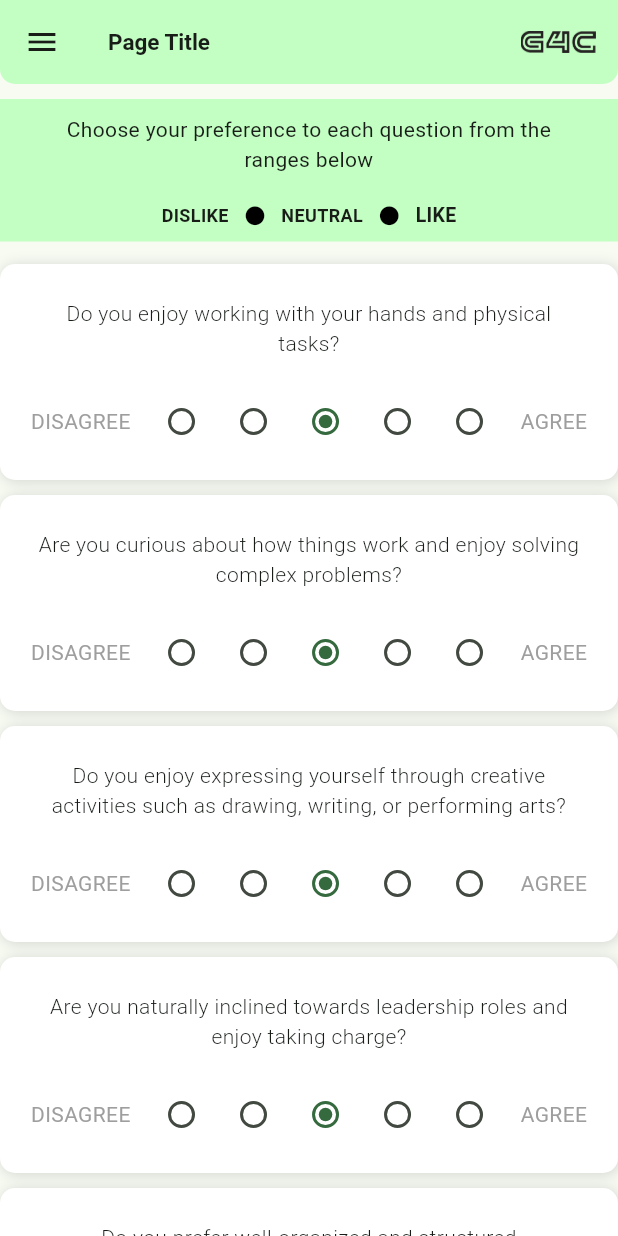
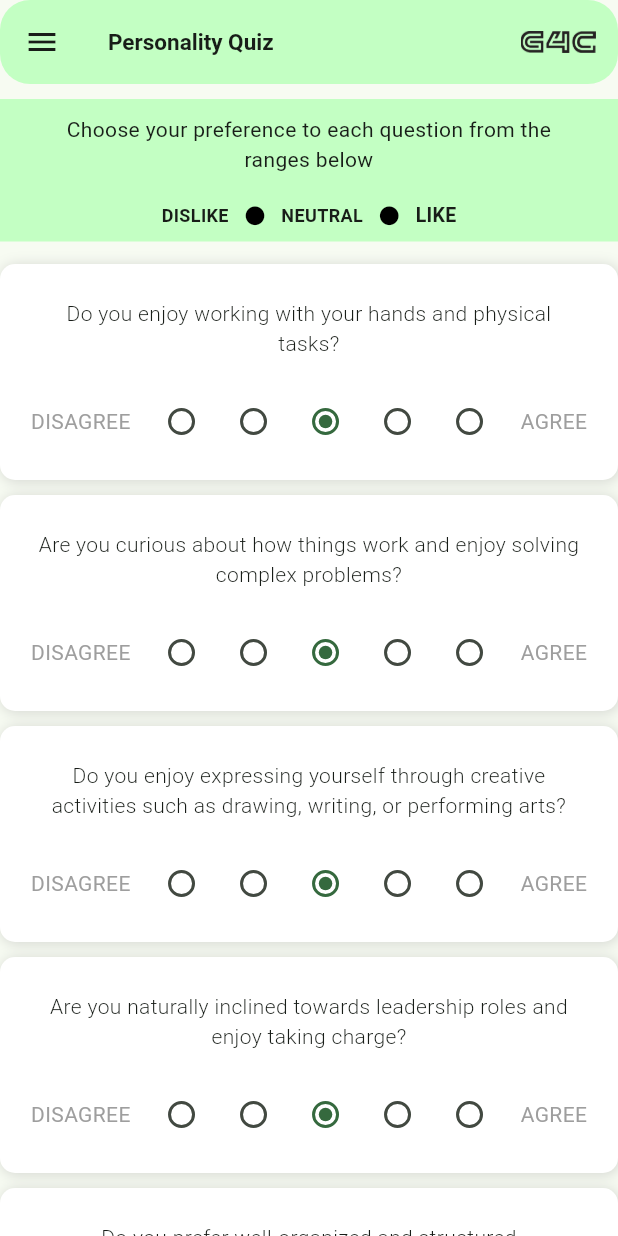
Before and after one commit to C-k-87/g4c, a Flutter app: the PersonalityQuizRunner screen opened directly, on a phone screen of 412 x 824 dp. Run offline on Flutter 3.47's test engine with Material 3 defaults, Android fonts, the phone set to English and light mode, and no system bars; our stand-ins replace flutter_spinkit.

Commit message:
main.dart file cleanup

```diff
--- a/lib/personality_quiz_runner.dart
+++ b/lib/personality_quiz_runner.dart
@@ -16,32 +16,7 @@ class _PersonalityQuizRunnerState extends State<PersonalityQuizRunner> {
   @override
   Widget build(BuildContext context) {
     return Scaffold(
-      appBar: AppBar(
-        shape: const RoundedRectangleBorder(
-          borderRadius: BorderRadius.only(
-            bottomLeft: Radius.circular(10.0),
-            bottomRight: Radius.circular(10.0),
-          ),
-        ),
-        title: const Text(
-          'Page Title',
-          style: TextStyle(
-            fontSize: 15.0,
-            fontWeight: FontWeight.bold,
-          ),
-        ),
-        backgroundColor: const Color.fromARGB(255, 195, 255, 195),
-        centerTitle: false,
-        actions: [
-          Padding(
-            padding: const EdgeInsets.symmetric(horizontal: 15.0),
-            child: Image.asset(
-              'asset_lib/images/G4C_logo_text.png',
-              width: 50.0,
-            ),
-          ),
-        ],
-      ),
+      appBar: G4CAppBar('Personality Quiz', true),
       drawer: const G4CDrawer(),
       body: ListView(
         children: [
```
Also changed, not shown: lib/main.dart (+0 -26 lines).
